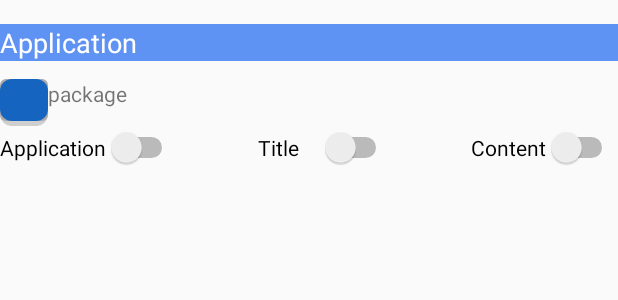
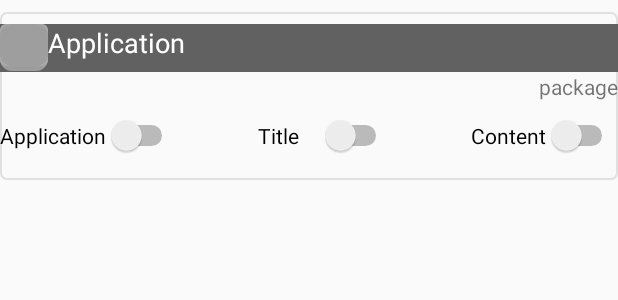
Before and after one commit to lu1u/CompagnonDeRoute, an Android app: the layout element_liste_applications.xml on its own in the app's theme, with its tools: preview values and no code run, on a phone screen of 412 x 824 dp. Shown: the top 300 px of the screen. Run offline under Robolectric (Android 15) with nearby library versions, the phone set to English and light mode, and no system bars.

```diff
--- a/app/src/main/AndroidManifest.xml
+++ b/app/src/main/AndroidManifest.xml
@@ -13,6 +13,7 @@
     <uses-permission android:name="android.permission.RECEIVE_BOOT_COMPLETED" />
     <uses-permission android:name="android.permission.FOREGROUND_SERVICE" />
     <uses-permission android:name="android.permission.MODIFY_AUDIO_SETTINGS" />
+    <uses-permission android:name="android.permission.QUERY_ALL_PACKAGES"/>
 
     <queries>
         <package android:name="com.example.store" />
--- /dev/null
+++ b/app/src/main/res/drawable/fond_element_liste_applications.xml
@@ -0,0 +1,8 @@
+<?xml version="1.0" encoding="utf-8"?>
+<shape xmlns:android="http://schemas.android.com/apk/res/android">
+    <corners android:radius="@dimen/radius_liste_application" />
+    <stroke
+        android:width="1dp"
+        android:color="@color/PrimaryLight" />
+    <!--<solid android:color="@android:color/background_light" />-->
+</shape>
--- a/app/src/main/res/layout/activity_main.xml
+++ b/app/src/main/res/layout/activity_main.xml
@@ -175,7 +175,7 @@
                 android:layout_height="wrap_content"
                 android:drawableStart="@drawable/ic_application"
                 android:drawableTint="@color/Primary"
-                android:visibility="gone"
+                android:visibility="visible"
                 app:layout_constraintStart_toStartOf="parent"
                 app:layout_constraintTop_toBottomOf="@+id/switchWhatsApp" />
 
@@ -193,7 +193,7 @@
                 android:layout_width="wrap_content"
                 android:layout_height="wrap_content"
                 android:text="@string/ui_other_applications"
-                android:visibility="gone"
+                android:visibility="visible"
                 app:layout_constraintBottom_toBottomOf="@id/switchOtherApp"
                 app:layout_constraintStart_toStartOf="@+id/textView10"
                 app:layout_constraintTop_toTopOf="@id/switchOtherApp" />
@@ -266,7 +266,7 @@
                 android:background="@drawable/ripple_effect"
                 android:scaleType="fitCenter"
                 android:tint="@color/Accent"
-                android:visibility="gone"
+                android:visibility="visible"
                 app:layout_constraintEnd_toEndOf="@+id/imageButtonSettingsHorloge"
                 app:layout_constraintStart_toStartOf="@+id/imageButtonSettingsHorloge"
                 app:layout_constraintTop_toTopOf="@+id/switchOtherApp"
--- a/app/src/main/res/layout/activity_preferences.xml
+++ b/app/src/main/res/layout/activity_preferences.xml
@@ -12,7 +12,7 @@
         android:layout_width="match_parent"
         android:layout_height="wrap_content"
         android:drawableStart="@drawable/ic_cog"
-        android:drawableTint="@color/Primary"
+        android:drawableTint="@color/Accent"
         android:text="@string/ui_parametres"
         android:textAlignment="center"
         android:textAppearance="@style/TextAppearance.AppCompat.Medium" />
--- a/app/src/main/res/layout/element_liste_applications.xml
+++ b/app/src/main/res/layout/element_liste_applications.xml
@@ -5,29 +5,32 @@
     android:layout_width="match_parent"
     android:layout_height="wrap_content"
     android:layout_marginTop="8dp"
-    android:paddingBottom="8dp">
+    android:layout_marginBottom="8dp"
+    android:background="@drawable/fond_element_liste_applications"
+    android:paddingTop="8dp"
+    android:paddingBottom="16dp">
 
     <TextView
         android:id="@+id/textViewNomAppli"
         android:layout_width="0dp"
-        android:layout_height="wrap_content"
-        android:layout_marginTop="8dp"
-        android:background="@color/PrimaryLight"
+        android:layout_height="0dp"
+        android:background="@color/PrimaryDark"
         android:text="Application"
         android:textAlignment="textStart"
         android:textAppearance="@style/TextAppearance.AppCompat.Medium"
         android:textColor="@color/attrColorTexteRadioBoutons"
+        app:layout_constraintBottom_toBottomOf="@+id/imageViewIcone"
         app:layout_constraintEnd_toEndOf="parent"
-        app:layout_constraintStart_toStartOf="parent"
+        app:layout_constraintStart_toEndOf="@+id/imageViewIcone"
         app:layout_constraintTop_toTopOf="parent" />
 
     <ImageView
         android:id="@+id/imageViewIcone"
         android:layout_width="32dp"
         android:layout_height="32dp"
-        android:layout_marginTop="@dimen/marge_ecran_parametre"
+        android:background="@color/PrimaryDark"
         app:layout_constraintStart_toStartOf="parent"
-        app:layout_constraintTop_toBottomOf="@+id/textViewNomAppli"
+        app:layout_constraintTop_toTopOf="parent"
         app:srcCompat="@drawable/fond_bouton" />
 
     <TextView
@@ -36,16 +39,17 @@
         android:layout_height="wrap_content"
         android:text="package"
         android:textAppearance="@style/TextAppearance.AppCompat.Small"
-        app:layout_constraintStart_toEndOf="@+id/imageViewIcone"
-        app:layout_constraintTop_toTopOf="@+id/imageViewIcone" />
+        app:layout_constraintEnd_toEndOf="@+id/textViewNomAppli"
+        app:layout_constraintTop_toBottomOf="@+id/imageViewIcone" />
 
     <Switch
         android:id="@+id/switchNomAppli"
         android:layout_width="wrap_content"
         android:layout_height="wrap_content"
+        android:layout_marginTop="9dp"
         android:text="@string/ui_application"
         app:layout_constraintStart_toStartOf="@+id/imageViewIcone"
-        app:layout_constraintTop_toBottomOf="@+id/imageViewIcone" />
+        app:layout_constraintTop_toBottomOf="@+id/textViewPackageName" />
 
     <Switch
         android:id="@+id/switchTitre"
--- a/app/src/main/res/layout/parametres_autres_applis.xml
+++ b/app/src/main/res/layout/parametres_autres_applis.xml
@@ -9,7 +9,7 @@
         android:layout_width="match_parent"
         android:layout_height="wrap_content"
         android:drawableStart="@drawable/ic_application"
-        android:drawableTint="@color/Primary"
+        android:drawableTint="@color/Accent"
         android:text="@string/ui_autres_applications"
         android:textAlignment="center"
         android:textAppearance="@style/TextAppearance.AppCompat.Medium" />
@@ -26,7 +26,6 @@
     <ListView
         android:id="@+id/listApplications"
         android:layout_width="match_parent"
-        android:layout_height="0dp"
-        android:layout_weight="0.5" />
+        android:layout_height="wrap_content" />
 
 </LinearLayout>
--- a/app/src/main/res/layout/parametres_email.xml
+++ b/app/src/main/res/layout/parametres_email.xml
@@ -9,7 +9,7 @@
         android:layout_width="match_parent"
         android:layout_height="wrap_content"
         android:drawableStart="@drawable/ic_email"
-        android:drawableTint="@color/Primary"
+        android:drawableTint="@color/Accent"
         android:text="@string/param_tres_emails"
         android:textAlignment="center"
         android:textAppearance="@style/TextAppearance.AppCompat.Medium" />
--- a/app/src/main/res/layout/parametres_horloge.xml
+++ b/app/src/main/res/layout/parametres_horloge.xml
@@ -10,7 +10,7 @@
         android:layout_width="match_parent"
         android:layout_height="wrap_content"
         android:drawableStart="@drawable/ic_clock"
-        android:drawableTint="@color/Primary"
+        android:drawableTint="@color/Accent"
         android:text="@string/ui_parametres_horloge"
         android:textAlignment="center"
         android:textAppearance="@style/TextAppearance.AppCompat.Medium" />
--- a/app/src/main/res/layout/parametres_message_whatsapp.xml
+++ b/app/src/main/res/layout/parametres_message_whatsapp.xml
@@ -8,8 +8,8 @@
     <TextView
         android:layout_width="match_parent"
         android:layout_height="wrap_content"
-        android:drawableLeft="@drawable/ic_message"
-        android:drawableTint="@color/Primary"
+        android:drawableLeft="@drawable/ic_whatsapp"
+        android:drawableTint="@color/Accent"
         android:text="Paramètres messages WhatsApp"
         android:textAlignment="center"
         android:textAppearance="@style/TextAppearance.AppCompat.Medium" />
@@ -21,6 +21,6 @@
     <CheckBox
         android:layout_width="match_parent"
         android:layout_height="wrap_content"
-        android:text="Annoncer l'appelant si disponible" />
+        android:text="@string/ui_annoncer_expediteur_whatsapp" />
 
 </LinearLayout>
--- a/app/src/main/res/layout/parametres_sms.xml
+++ b/app/src/main/res/layout/parametres_sms.xml
@@ -10,7 +10,7 @@
         android:layout_width="match_parent"
         android:layout_height="wrap_content"
         android:drawableStart="@drawable/ic_message"
-        android:drawableTint="@color/Primary"
+        android:drawableTint="@color/Accent"
         android:text="Paramètres SMS"
         android:textAlignment="center"
         android:textAppearance="@style/TextAppearance.AppCompat.Medium" />
--- a/app/src/main/res/layout/parametres_telephone.xml
+++ b/app/src/main/res/layout/parametres_telephone.xml
@@ -9,7 +9,7 @@
         android:layout_width="match_parent"
         android:layout_height="wrap_content"
         android:drawableStart="@drawable/ic_phone"
-        android:drawableTint="@color/Primary"
+        android:drawableTint="@color/Accent"
         android:text="@string/ui_parametres_telephone"
         android:textAlignment="center"
         android:textAppearance="@style/TextAppearance.AppCompat.Medium" />
--- a/app/src/main/res/values/colors.xml
+++ b/app/src/main/res/values/colors.xml
@@ -2,11 +2,11 @@
 <resources>
 
     <!-- Theme 1 -->
-    <color name="Primary">#1565c0</color>
-    <color name="PrimaryDark">#003c8f</color>
-    <color name="PrimaryLight">#5e92f3</color>
-    <color name="Accent">#f44336</color>
-    <color name="AccentDark">#ba000d</color>
-    <color name="AccentLight">#ff7961</color>
+    <color name="Primary">#9E9E9E</color>
+    <color name="PrimaryDark">#616161</color>
+    <color name="PrimaryLight">#E0E0E0</color>
+    <color name="Accent">#00BCD4</color>
+    <color name="AccentDark">#0097A7</color>
+    <color name="AccentLight">#4DD0E1</color>
     <color name="attrColorTexteRadioBoutons">#fff</color>
 </resources>
--- a/app/src/main/res/values/dimens.xml
+++ b/app/src/main/res/values/dimens.xml
@@ -12,4 +12,5 @@
     <dimen name="taille_drawable_enable">48dp</dimen>
     <dimen name="corner_onoff_track">32dp</dimen>
     <dimen name="corner_onoff_thumb">24dp</dimen>
+    <dimen name="radius_liste_application">4dp</dimen>
 </resources>
--- a/app/src/main/res/values/strings.xml
+++ b/app/src/main/res/values/strings.xml
@@ -78,4 +78,5 @@
 
     <string name="received_whatsapp">WhatsApp message received from %1$s, %2$s</string>
     <string name="received_whatsapp_null">WhatsApp message received</string>
+    <string name="ui_annoncer_expediteur_whatsapp">Say sender name if available</string>
 </resources>
```
Also changed, not shown: app/src/main/java/com/lpi/compagnonderoute/parametres/ParametresAutresApplis.java (+5 -30 lines), 1 other file.
